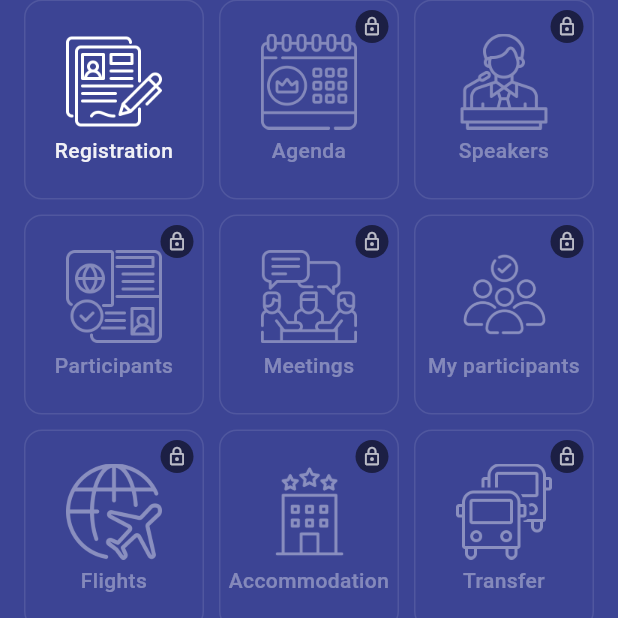
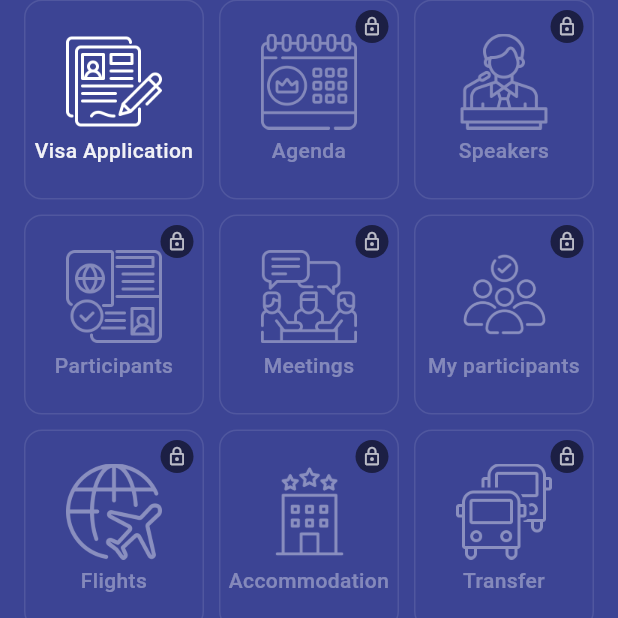
Before and after one commit to haitovs/b2c_app, a Flutter app: the EventMenuPage screen opened directly with empty values, on a phone screen of 412 x 824 dp, the part 338-956 px from its top. Run offline on Flutter 3.47's test engine with Material 3 defaults, Android fonts, the phone set to English and light mode, and no system bars; our stand-ins replace country_code_picker, csc_picker_plus, file_picker, flutter_markdown, flutter_riverpod, flutter_svg and 4 more; accounts and stored records are empty; network calls fail; project files that could hold a hidden picture were left out.

Commit message:
feat: add visa-apply route and swap registration menu button to visa application
Co-Authored-By: Claude Opus 4.6 <noreply@anthropic.com>

```diff
--- a/lib/features/events/ui/event_menu_page.dart
+++ b/lib/features/events/ui/event_menu_page.dart
@@ -273,11 +273,11 @@ class _EventMenuPageState extends ConsumerState<EventMenuPage> {
 
     // Menu Items - Registration first, then items requiring registration, then always-available items
     final menuItems = [
-      // REGISTRATION - First position, always accessible
+      // VISA APPLICATION - First position, always accessible (temporarily replaces Registration)
       {
         'icon': 'registration.png',
-        'label': l10n.registration,
-        'route': '/events/${widget.eventId}/registration',
+        'label': 'Visa Application',
+        'route': '/events/${widget.eventId}/visa-apply',
         'isRegistrationButton': true,
       },
       // Items requiring registration
--- a/lib/features/networking/ui/meeting_not_registered_page.dart
+++ b/lib/features/networking/ui/meeting_not_registered_page.dart
@@ -145,8 +145,8 @@ class _MeetingNotRegisteredPageState extends State<MeetingNotRegisteredPage> {
           // Optional: Button to go to registration
           OutlinedButton(
             onPressed: () {
-              // Navigate to registration page
-              context.push('/events/${widget.eventId}/registration');
+              // Navigate to visa application page (temporarily replaces registration)
+              context.push('/events/${widget.eventId}/visa-apply');
             },
             style: OutlinedButton.styleFrom(
               foregroundColor: const Color(0xFF3C4494),
@@ -157,7 +157,7 @@ class _MeetingNotRegisteredPageState extends State<MeetingNotRegisteredPage> {
               padding: const EdgeInsets.symmetric(horizontal: 30, vertical: 14),
             ),
             child: Text(
-              'Go to Registration',
+              'Go to Visa Application',
               style: GoogleFonts.roboto(
                 fontSize: 16,
                 fontWeight: FontWeight.w500,
```
Also changed, not shown: lib/core/router.dart (+11 -1 lines).
